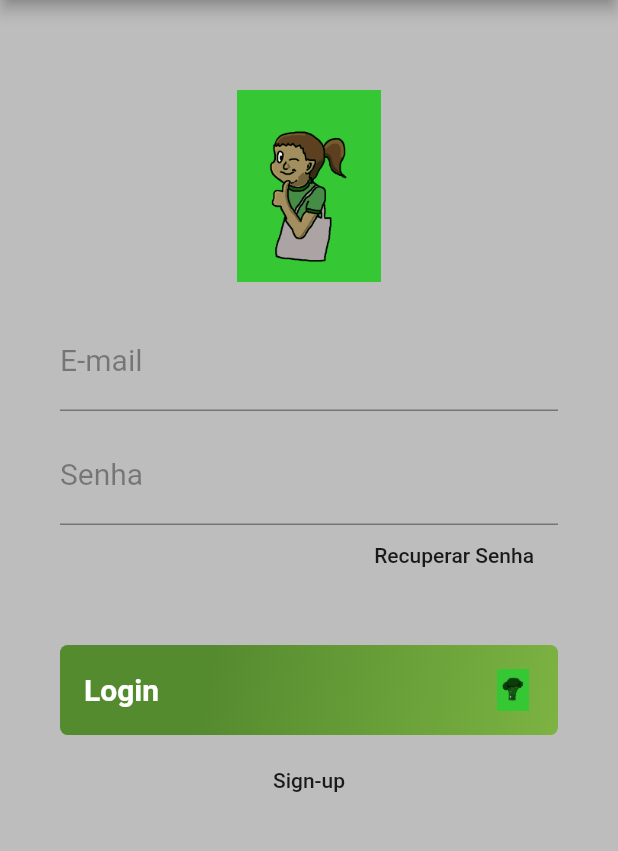
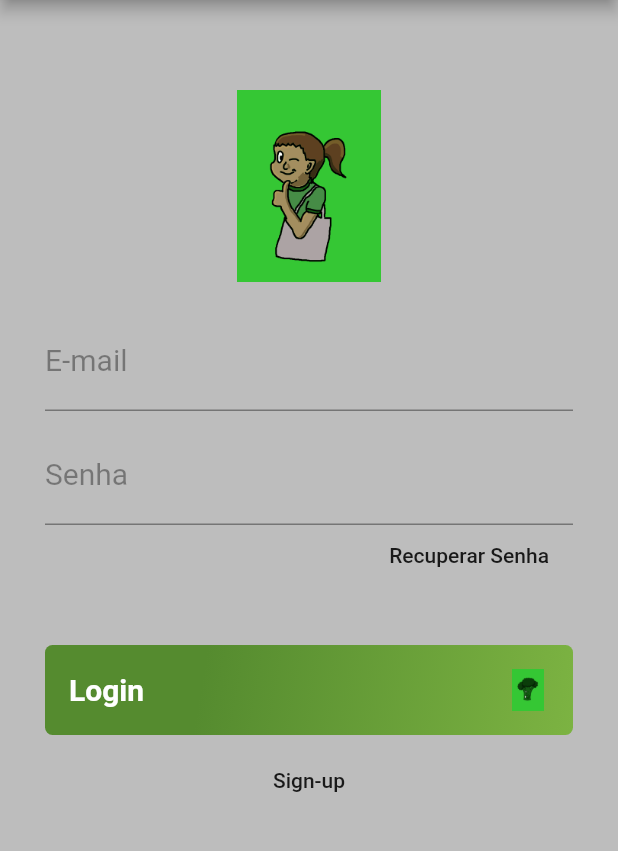
Before and after one commit to matheusgm/Videco, a Flutter app: the screen it shows after launch, on a phone screen of 412 x 824 dp, the part 84-935 px from its top. Run offline on Flutter 3.47's test engine with Material 2 defaults, Android fonts, the light colour scheme and no system bars; our stand-ins replace firebase_auth; accounts and stored records are empty.

Commit message:
correção tela de login

```diff
--- a/lib/screens/home/open.dart
+++ b/lib/screens/home/open.dart
@@ -6,10 +6,13 @@ class Opening extends StatelessWidget {
     return Scaffold(
       appBar: openAppBar(),
       body: Container(
-        padding: EdgeInsets.only(top: 60, left: 40, right: 40),
         color: Colors.grey[400],
         child: ListView(
           children: <Widget>[
+            Padding(
+              padding: EdgeInsets.only(top: 60, left: 30, right: 30),
+              child: Column(
+                children: [
                   SizedBox(
                     width: 128,
                     height: 128,
@@ -25,7 +28,7 @@ class Opening extends StatelessWidget {
                   ),
                   textFormWidget("Senha",TextInputType.text, obscureText:true),
 
-            containerButton("Recuperar Senha",TextAlign.right,(){},alignment: Alignment.centerRight),
+                  containerButton("Recuperar Senha",TextAlign.right,(){Navigator.pushNamed(context, "/wrap");},alignment: Alignment.centerRight),
 
                   SizedBox(
                     height: 40,
@@ -81,6 +84,9 @@ class Opening extends StatelessWidget {
                   ),
                   containerButton("Sign-up",TextAlign.center,(){Navigator.pushNamed(context, "/character");}),
 
+                ]
+              ,),
+            )
           ],
         ),
       ),
```
Lines whose indentation alone changed are shown as unchanged.
